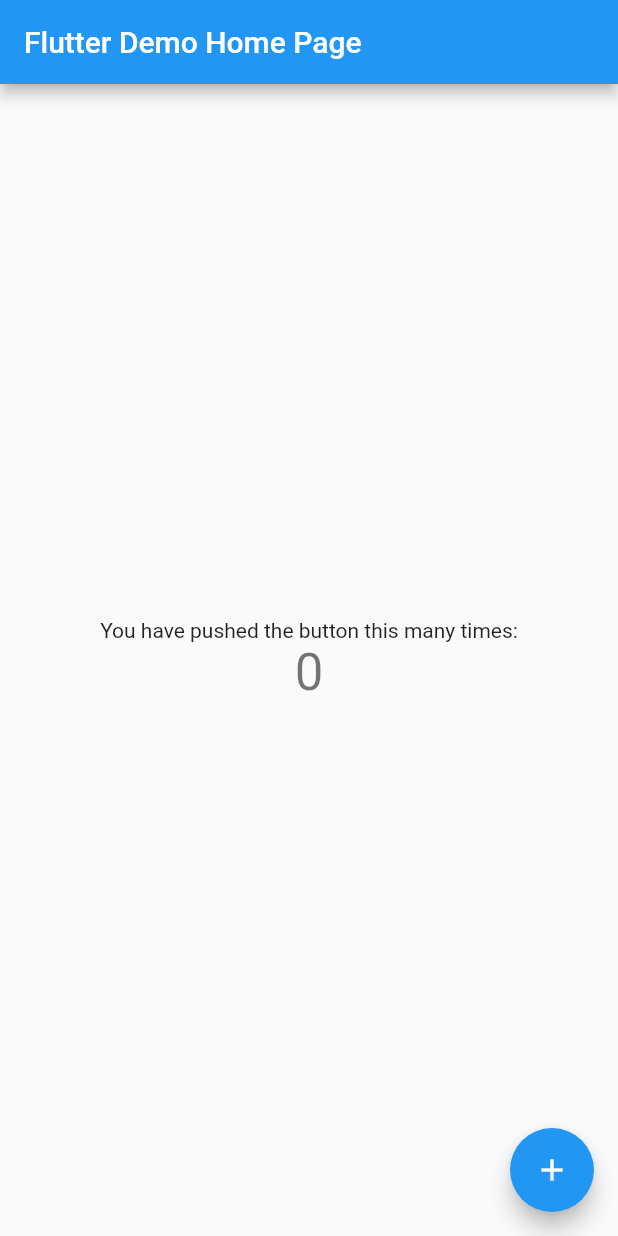
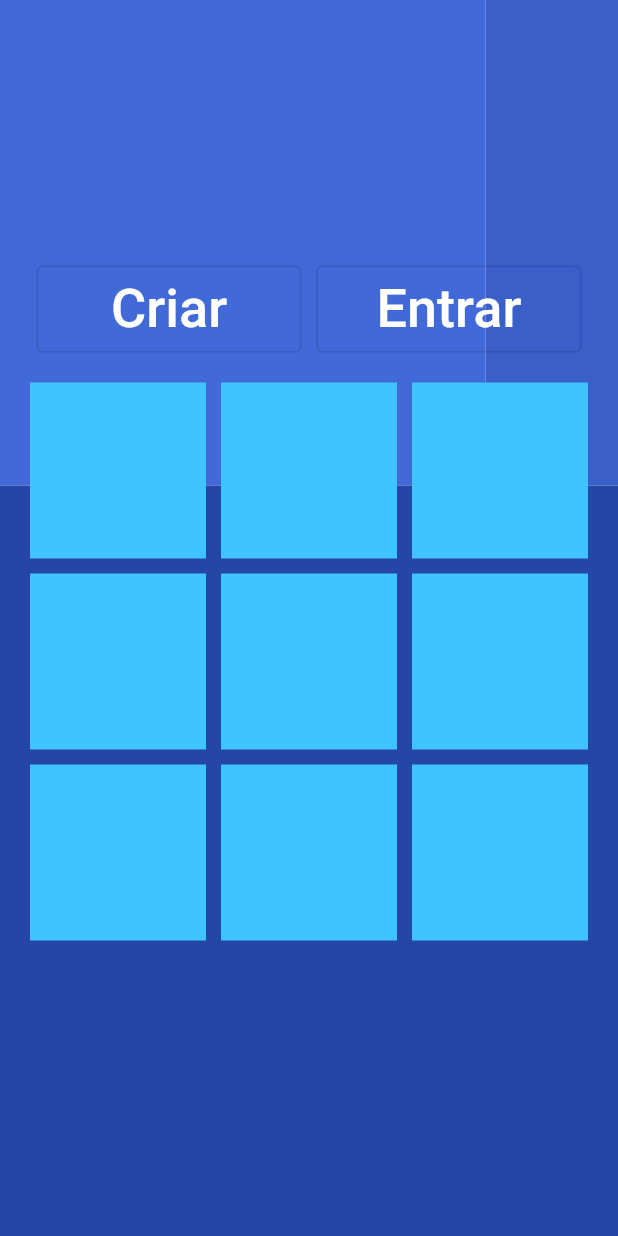
Before and after one commit to caiquefirefox/platform_channel_game, a Flutter app: the screen it shows after launch, on a phone screen of 412 x 824 dp. Run offline on Flutter 3.47's test engine with Material 2 defaults, Android fonts, the phone set to English and light mode, and no system bars; our stand-ins replace flutter_screenutil.

Commit message:
Created the first screen of the game

```diff
--- a/lib/main.dart
+++ b/lib/main.dart
@@ -1,4 +1,5 @@
 import 'package:flutter/material.dart';
+import 'screens/game.dart';
 
 void main() {
   runApp(const MyApp());
@@ -11,7 +12,7 @@ class MyApp extends StatelessWidget {
   @override
   Widget build(BuildContext context) {
     return MaterialApp(
-      title: 'Flutter Demo',
+      title: 'Tic Tac Toe',
       theme: ThemeData(
         // This is the theme of your application.
         //
@@ -23,93 +24,9 @@ class MyApp extends StatelessWidget {
         // Notice that the counter didn't reset back to zero; the application
         // is not restarted.
         primarySwatch: Colors.blue,
+        visualDensity: VisualDensity.adaptivePlatformDensity,
       ),
-      home: const MyHomePage(title: 'Flutter Demo Home Page'),
+      home: Game(),
     );
   }
 }
-
-class MyHomePage extends StatefulWidget {
-  const MyHomePage({Key? key, required this.title}) : super(key: key);
-
-  // This widget is the home page of your application. It is stateful, meaning
-  // that it has a State object (defined below) that contains fields that affect
-  // how it looks.
-
-  // This class is the configuration for the state. It holds the values (in this
-  // case the title) provided by the parent (in this case the App widget) and
-  // used by the build method of the State. Fields in a Widget subclass are
-  // always marked "final".
-
-  final String title;
-
-  @override
-  State<MyHomePage> createState() => _MyHomePageState();
-}
-
-class _MyHomePageState extends State<MyHomePage> {
-  int _counter = 0;
-
-  void _incrementCounter() {
-    setState(() {
-      // This call to setState tells the Flutter framework that something has
-      // changed in this State, which causes it to rerun the build method below
-      // so that the display can reflect the updated values. If we changed
-      // _counter without calling setState(), then the build method would not be
-      // called again, and so nothing would appear to happen.
-      _counter++;
-    });
-  }
-
-  @override
-  Widget build(BuildContext context) {
-    // This method is rerun every time setState is called, for instance as done
-    // by the _incrementCounter method above.
-    //
-    // The Flutter framework has been optimized to make rerunning build methods
-    // fast, so that you can just rebuild anything that needs updating rather
-    // than having to individually change instances of widgets.
-    return Scaffold(
-      appBar: AppBar(
-        // Here we take the value from the MyHomePage object that was created by
-        // the App.build method, and use it to set our appbar title.
-        title: Text(widget.title),
-      ),
-      body: Center(
-        // Center is a layout widget. It takes a single child and positions it
-        // in the middle of the parent.
-        child: Column(
-          // Column is also a layout widget. It takes a list of children and
-          // arranges them vertically. By default, it sizes itself to fit its
-          // children horizontally, and tries to be as tall as its parent.
-          //
-          // Invoke "debug painting" (press "p" in the console, choose the
-          // "Toggle Debug Paint" action from the Flutter Inspector in Android
-          // Studio, or the "Toggle Debug Paint" command in Visual Studio Code)
-          // to see the wireframe for each widget.
-          //
-          // Column has various properties to control how it sizes itself and
-          // how it positions its children. Here we use mainAxisAlignment to
-          // center the children vertically; the main axis here is the vertical
-          // axis because Columns are vertical (the cross axis would be
-          // horizontal).
-          mainAxisAlignment: MainAxisAlignment.center,
-          children: <Widget>[
-            const Text(
-              'You have pushed the button this many times:',
-            ),
-            Text(
-              '$_counter',
-              style: Theme.of(context).textTheme.headline4,
-            ),
-          ],
-        ),
-      ),
-      floatingActionButton: FloatingActionButton(
-        onPressed: _incrementCounter,
-        tooltip: 'Increment',
-        child: const Icon(Icons.add),
-      ), // This trailing comma makes auto-formatting nicer for build methods.
-    );
-  }
-}
--- /dev/null
+++ b/lib/models/creator.dart
@@ -0,0 +1,5 @@
+class WrapperCreator {
+  final bool creator;
+  final String nameGame;
+  WrapperCreator(this.creator, this.nameGame);
+}
--- /dev/null
+++ b/lib/screens/game.dart
@@ -0,0 +1,133 @@
+import 'package:flutter/material.dart';
+import 'package:flutter/services.dart';
+import 'package:flutter_screenutil/flutter_screenutil.dart';
+import 'package:platform_channel_game/models/creator.dart';
+import 'package:platform_channel_game/utils/constants.dart';
+
+class Game extends StatefulWidget {
+  const Game({Key? key}) : super(key: key);
+
+  @override
+  State<Game> createState() => _GameState();
+}
+
+class _GameState extends State<Game> {
+  static const platform = MethodChannel("game/exchange");
+
+  bool? minhaVez;
+  WrapperCreator? creator;
+
+  List<List<int>> cells = [
+    [0, 0, 0],
+    [0, 0, 0],
+    [0, 0, 0],
+  ];
+
+  final textStyle75 = const TextStyle(fontSize: 75, color: Colors.white);
+
+  final textStyle36 = const TextStyle(fontSize: 36, color: Colors.white);
+
+  Widget buildButton(String label, bool owner) => SizedBox(
+        width: ScreenUtil().setWidth(300),
+        child: OutlinedButton(
+            child: Padding(
+                padding: const EdgeInsets.all(8.0),
+                child: Text(label, style: textStyle36)),
+            onPressed: () {
+              createGame();
+            }),
+      );
+
+  createGame() {}
+
+  _sendMessage() {}
+
+  getCell(int x, int y) => InkWell(
+        child: Container(
+          padding: const EdgeInsets.all(8),
+          color: Colors.lightBlueAccent,
+          child: Center(
+              child: Text(
+                  cells[x][y] == 0
+                      ? ""
+                      : cells[x][y] == 1
+                          ? "X"
+                          : "0",
+                  style: textStyle75)),
+        ),
+        onTap: () async {},
+      );
+
+  @override
+  Widget build(BuildContext context) {
+    ScreenUtil.init(context, designSize: const Size(700, 1400));
+
+    return (Scaffold(
+        body: SingleChildScrollView(
+      child: Stack(children: [
+        Column(
+          children: [
+            Row(
+              children: [
+                Container(
+                    width: ScreenUtil().setWidth(550),
+                    height: ScreenUtil().setWidth(550),
+                    color: colorBackBlue1),
+                Container(
+                    width: ScreenUtil().setWidth(150),
+                    height: ScreenUtil().setWidth(550),
+                    color: colorBackBlue2)
+              ],
+            ),
+            Container(
+                width: ScreenUtil().setWidth(700),
+                height: ScreenUtil().setWidth(850),
+                color: colorBackBlue3)
+          ],
+        ),
+        Container(
+          height: ScreenUtil().setHeight(1400),
+          child: Center(
+              child: Column(
+            mainAxisAlignment: MainAxisAlignment.center,
+            crossAxisAlignment: CrossAxisAlignment.center,
+            children: [
+              creator == null
+                  ? Row(children: [
+                      buildButton("Criar", true),
+                      SizedBox(width: 10),
+                      buildButton("Entrar", false),
+                    ], mainAxisSize: MainAxisSize.min)
+                  : InkWell(
+                      child: Text(minhaVez == true
+                          ? "Sua vez!!"
+                          : "Aguarde a minha vez"),
+                      onLongPress: () {
+                        _sendMessage();
+                      },
+                    ),
+              GridView.count(
+                shrinkWrap: true,
+                padding: const EdgeInsets.all(20),
+                crossAxisSpacing: 10,
+                mainAxisSpacing: 10,
+                crossAxisCount: 3,
+                children: [
+                  getCell(0, 0),
+                  getCell(0, 1),
+                  getCell(0, 2),
+                  getCell(1, 0),
+                  getCell(1, 1),
+                  getCell(1, 2),
+                  getCell(2, 0),
+                  getCell(2, 1),
+                  getCell(2, 2)
+                ],
+              )
+            ],
+          )),
+        )
+      ]),
+    )));
+  }
+}
--- /dev/null
+++ b/lib/utils/constants.dart
@@ -0,0 +1,7 @@
+import 'package:flutter/material.dart';
+
+Color colorBackBlue1 = Color.fromARGB(255, 65, 105, 216);
+Color colorBackBlue2 = Color.fromARGB(255, 58, 95, 200);
+Color colorBackBlue3 = Color.fromARGB(255, 36, 70, 166);
+Color colorBlueText = Color.fromARGB(255, 39, 72, 167);
+Color colorOrange = Color.fromARGB(255, 250, 157, 133);
--- a/pubspec.yaml
+++ b/pubspec.yaml
@@ -34,6 +34,8 @@ dependencies:
   # The following adds the Cupertino Icons font to your application.
   # Use with the CupertinoIcons class for iOS style icons.
   cupertino_icons: ^1.0.2
+  flutter_screenutil: ^5.1.1
+
 
 dev_dependencies:
   flutter_test:
```
Also changed, not shown: lib/models/message.dart (added), pubspec.lock.
